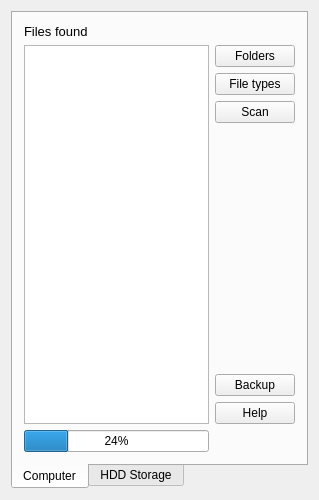
Above: design/secure_usb_backup.ui from bgengs/usb-backup before the change. Below: the same form after it.
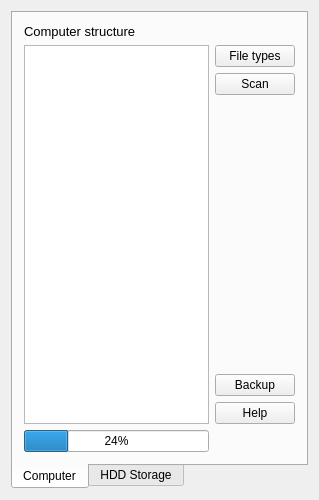
That is the form after the change.

Commit message: Folders button was deleted

```diff
--- a/design/secure_usb_backup.ui
+++ b/design/secure_usb_backup.ui
@@ -57,25 +57,18 @@
            </font>
           </property>
           <property name="text">
-           <string>Files found</string>
+           <string>Computer structure</string>
           </property>
          </widget>
         </item>
         <item row="1" column="1">
-         <widget class="QPushButton" name="foldersButton">
-          <property name="text">
-           <string>Folders</string>
-          </property>
-         </widget>
-        </item>
-        <item row="2" column="1">
          <widget class="QPushButton" name="fileTypesButton">
           <property name="text">
            <string>File types</string>
           </property>
          </widget>
         </item>
-        <item row="3" column="1">
+        <item row="2" column="1">
          <widget class="QPushButton" name="scanButton">
           <property name="text">
            <string>Scan</string>
```
Left out of the diff: 53 changed lines with no effect on the pictures. The commit also changes 1 other file.
